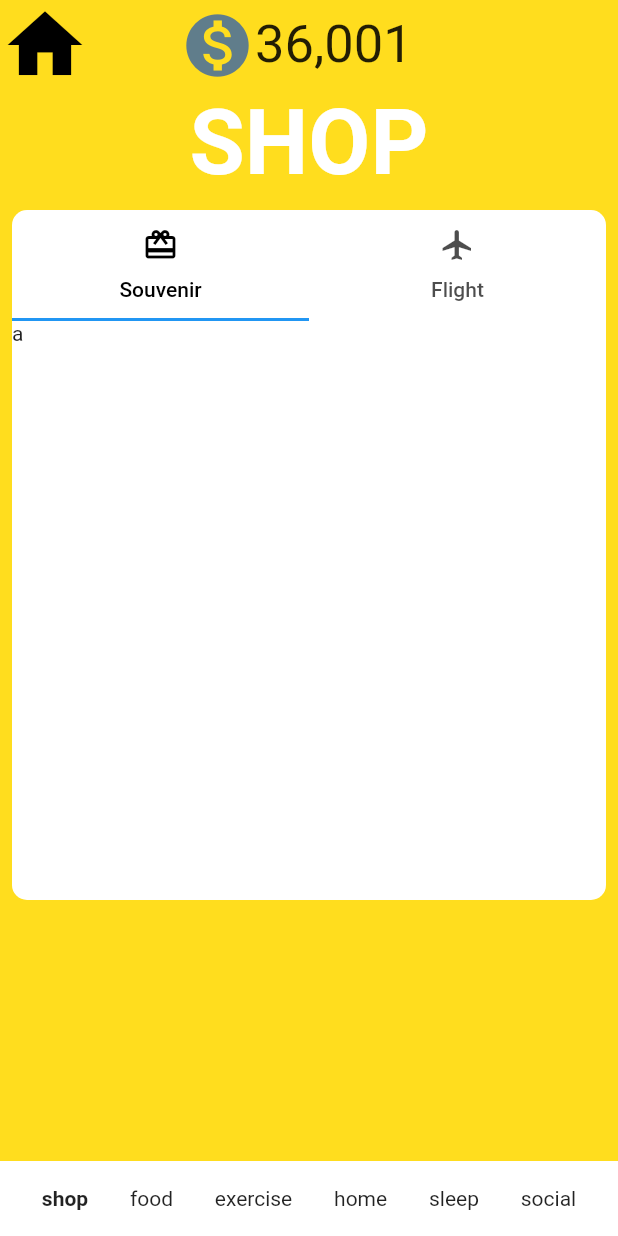
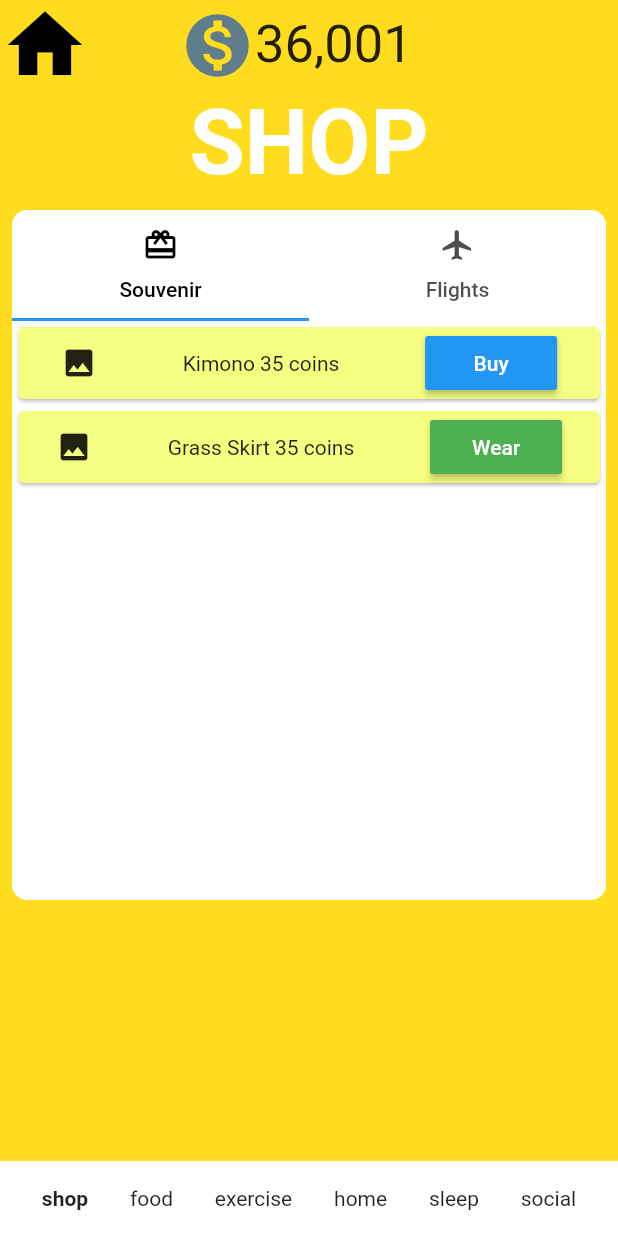
Before and after one commit to tanjineey/dipgroup4, a Flutter app: the ShopScreen screen opened directly, on a phone screen of 412 x 824 dp. Run offline on Flutter 3.47's test engine with Material 2 defaults, Android fonts, the phone set to English and light mode, and no system bars; our stand-ins replace cloud_firestore, firebase_auth, firebase_core, firebase_messaging, firebase_storage, flutter_spinkit and 3 more; missing offline and left inert: health; accounts and stored records are empty.

Commit message:
Added cards inside tabs

```diff
--- a/fettle/lib/ui/screens/shop.dart
+++ b/fettle/lib/ui/screens/shop.dart
@@ -87,15 +87,101 @@ class _ShopScreenState extends State<ShopScreen> with TickerProviderStateMixin {
                             ),
                             Tab(
                                 icon: Icon(Icons.flight),
-                                text: "Flight"
+                                text: "Flights"
                             ),
                           ],
                         ),
                         Expanded(
                           child: TabBarView(
                             children: [
-                              Text('a'),
-                              Text('b')
+                              Column(
+                                children: [
+                                  Card(
+                                    color: Colors.limeAccent[100],
+                                    child: Row(
+                                      mainAxisAlignment: MainAxisAlignment.spaceAround,
+                                      children: [
+                                        Icon(Icons.image),
+                                        Text('Kimono 35 coins'),
+                                        RaisedButton(
+                                          onPressed: () {},
+                                          color: Colors.blue,
+                                          child: Text(
+                                            'Buy',
+                                            style: TextStyle(
+                                              color: Colors.white
+                                            ),
+                                          ),
+                                        )
+                                      ],
+                                    )
+                                  ),
+                                  Card(
+                                      color: Colors.limeAccent[100],
+                                      child: Row(
+                                        mainAxisAlignment: MainAxisAlignment.spaceAround,
+                                        children: [
+                                          Icon(Icons.image),
+                                          Text('Grass Skirt 35 coins'),
+                                          RaisedButton(
+                                            onPressed: () {},
+                                            color: Colors.green,
+                                            child: Text(
+                                              'Wear',
+                                              style: TextStyle(
+                                                  color: Colors.white
+                                              ),
+                                            ),
+                                          )
+                                        ],
+                                      )
+                                  ),
+                                ],
+                              ),
+                              Column(
+                                children: [
+                                  Card(
+                                      color: Colors.limeAccent[100],
+                                      child: Row(
+                                        mainAxisAlignment: MainAxisAlignment.spaceAround,
+                                        children: [
+                                          Icon(Icons.image),
+                                          Text('Kimono 35 coins'),
+                                          RaisedButton(
+                                            onPressed: () {},
+                                            color: Colors.blue,
+                                            child: Text(
+                                              'Buy',
+                                              style: TextStyle(
+                                                  color: Colors.white
+                                              ),
+                                            ),
+                                          )
+                                        ],
+                                      )
+                                  ),
+                                  Card(
+                                      color: Colors.limeAccent[100],
+                                      child: Row(
+                                        mainAxisAlignment: MainAxisAlignment.spaceAround,
+                                        children: [
+                                          Icon(Icons.image),
+                                          Text('Parasol 35 coins'),
+                                          RaisedButton(
+                                            onPressed: () {},
+                                            color: Colors.blue,
+                                            child: Text(
+                                              'Buy',
+                                              style: TextStyle(
+                                                  color: Colors.white
+                                              ),
+                                            ),
+                                          )
+                                        ],
+                                      )
+                                  ),
+                                ],
+                              )
                             ],
                           ),
                         ),
```
